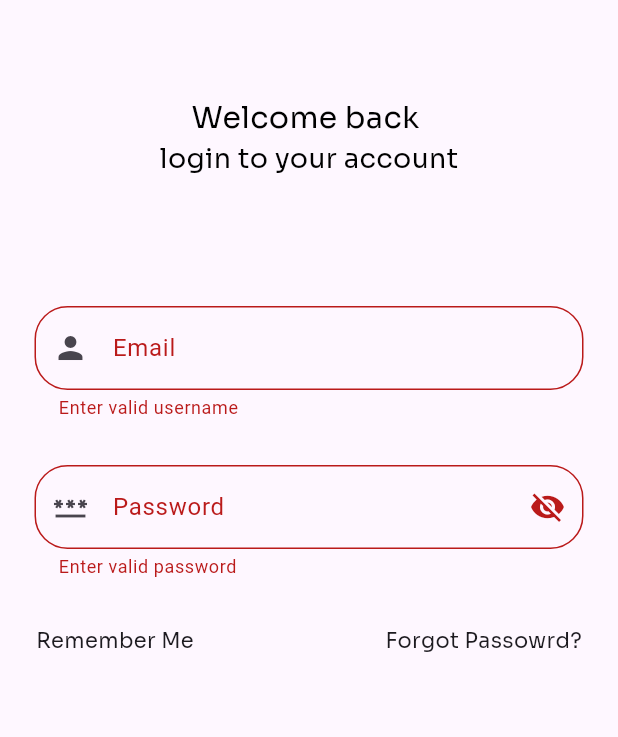
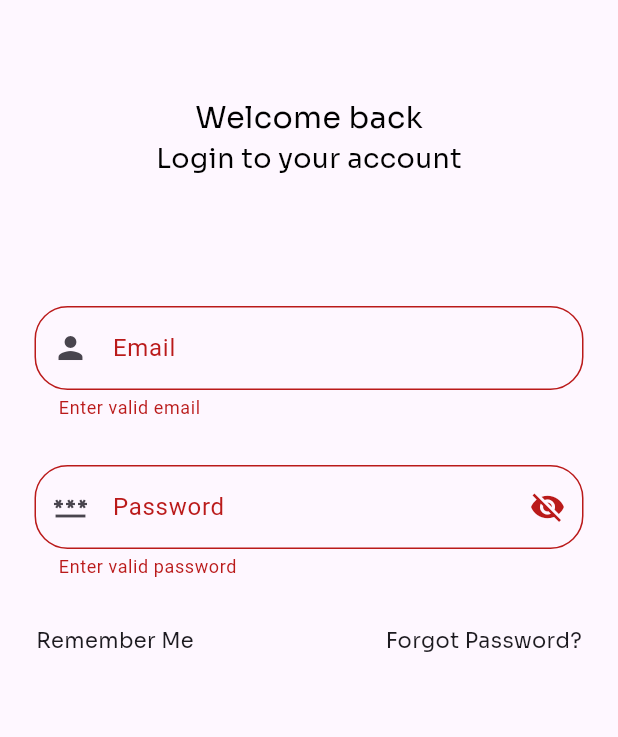
Before and after one commit to mohammedanshad1/newsapp, a Flutter app: the screen it shows after launch, after a tap on "Sign In", on a phone screen of 412 x 824 dp. Shown: the top 737 px of the screen. Run offline on Flutter 3.47's test engine with Material 3 defaults, Android fonts, the phone set to English and light mode, and no system bars; our stand-ins replace cloud_firestore, firebase_auth, firebase_core, google_sign_in, hexcolor, shared_preferences; accounts and stored records are empty.

```diff
--- a/lib/emailverifaction/login.dart
+++ b/lib/emailverifaction/login.dart
@@ -17,9 +17,11 @@ class Login extends StatefulWidget {
 class _LoginState extends State<Login> {
   final TextEditingController emailController = TextEditingController();
   final TextEditingController passwordController = TextEditingController();
+  final GlobalKey<FormState> formKey = GlobalKey<FormState>();
+  bool showPass = true;
 
   void signInUser() async {
-    if (formkey.currentState!.validate()) {
+    if (formKey.currentState!.validate()) {
       try {
         await firebase(FirebaseAuth.instance).loginWithEmail(
           email: emailController.text,
@@ -39,21 +41,17 @@ class _LoginState extends State<Login> {
       await firebase(FirebaseAuth.instance).signInWithGoogle(context);
       final prefs = await SharedPreferences.getInstance();
       await prefs.setBool('isLoggedIn', true);
-      Navigator.pushReplacement(
-          context, MaterialPageRoute(builder: (context) => Homes()));
     } catch (e) {
       showSnackBar(context, e.toString());
     }
   }
 
   @override
-  GlobalKey<FormState> formkey = GlobalKey();
-  bool showpass = true;
   Widget build(BuildContext context) {
     return Scaffold(
         appBar: AppBar(),
         body: Form(
-          key: formkey,
+          key: formKey,
           child: SingleChildScrollView(
             child: Padding(
               padding: const EdgeInsets.all(8.0),
@@ -61,85 +59,82 @@ class _LoginState extends State<Login> {
                 children: [
                   const Center(
                     child: Text(
-                    "Welcome back ",
+                      "Welcome back",
                       style: TextStyle(
-                        color: Colors.black, fontFamily: "Sora", fontSize: 20),
-                  )),
+                        color: Colors.black,
+                        fontFamily: "Sora",
+                        fontSize: 20,
+                      ),
+                    ),
+                  ),
                   const Center(
                     child: Text(
-                    " login to your account ",
+                      "Login to your account",
                       style: TextStyle(
-                        color: Colors.black, fontSize: 18, fontFamily: "Sora"),
-                  )),
-                  const SizedBox(
-                    height: 70,
+                        color: Colors.black,
+                        fontSize: 18,
+                        fontFamily: "Sora",
                       ),
+                    ),
+                  ),
+                  const SizedBox(height: 70),
                   Padding(
                     padding: const EdgeInsets.all(15.0),
                     child: TextFormField(
                       controller: emailController,
                       decoration: InputDecoration(
                         border: OutlineInputBorder(
-                                borderRadius: BorderRadius.circular(22)),
+                          borderRadius: BorderRadius.circular(22),
+                        ),
                         prefixIcon: const Icon(Icons.person),
-                            labelText: "Email"),
+                        labelText: "Email",
+                      ),
                       validator: (email) {
-                          if (email == null ||
-                              email.isEmpty ||
-                              email.contains("#") ||
-                              email.contains("/")) {
-                            return "Enter valid username";
+                        if (email == null || email.isEmpty) {
+                          return "Enter valid email";
                         }
                         if (!RegExp(r'^[^@]+@[^@]+\.[^@]+').hasMatch(email)) {
                           return 'Please enter a valid email address';
-                          } else {
+                        }
                         return null;
-                          }
-                        }),
+                      },
+                    ),
                   ),
                   Padding(
                     padding: const EdgeInsets.all(15.0),
                     child: TextFormField(
                       obscuringCharacter: "*",
-                        obscureText: showpass,
+                      obscureText: showPass,
                       controller: passwordController,
                       decoration: InputDecoration(
                         border: OutlineInputBorder(
-                              borderRadius: BorderRadius.circular(22)),
+                          borderRadius: BorderRadius.circular(22),
+                        ),
                         labelText: "Password",
                         prefixIcon: const Icon(Icons.password),
                         suffixIcon: IconButton(
                           onPressed: () {
                             setState(() {
-                                if (showpass) {
-                                  showpass = false;
-                                } else {
-                                  showpass = true;
-                                }
+                              showPass = !showPass;
                             });
                           },
-                            icon: Icon(showpass == true
-                                ? Icons.visibility_off
-                                : Icons.visibility),
+                          icon: Icon(
+                            showPass ? Icons.visibility_off : Icons.visibility,
+                          ),
                         ),
                       ),
                       validator: (pass) {
-                          if (pass == null ||
-                              pass.isEmpty ||
-                              pass.contains("#") ||
-                              pass.contains("/")) {
+                        if (pass == null || pass.isEmpty) {
                           return "Enter valid password";
                         }
                         if (pass.length < 6) {
                           return 'Password must be at least 6 characters';
-                          } else {
+                        }
                         return null;
-                          }
-                        }),
+                      },
                     ),
-                  const SizedBox(
-                    height: 0,
                   ),
+                  const SizedBox(height: 0),
                   Column(
                     children: [
                       Padding(
@@ -157,16 +152,18 @@ class _LoginState extends State<Login> {
                                   context,
                                   MaterialPageRoute(
                                     builder: (context) =>
-                                            const Forgotpassword()));
+                                        const Forgotpassword(),
+                                  ),
+                                );
                               },
                               child: const Text(
-                                "Forgot Passowrd?",
+                                "Forgot Password?",
                                 style: TextStyle(fontFamily: "Sora"),
                               ),
                             ),
                           ],
                         ),
-                      )
+                      ),
                     ],
                   ),
                   const SizedBox(
```
Also changed, not shown: lib/emailverifaction/firehelper.dart (+42 -15 lines), lib/emailverifaction/snackbar.dart (+5 -10 lines), 1 other file. Lines whose indentation alone changed are shown as unchanged.
